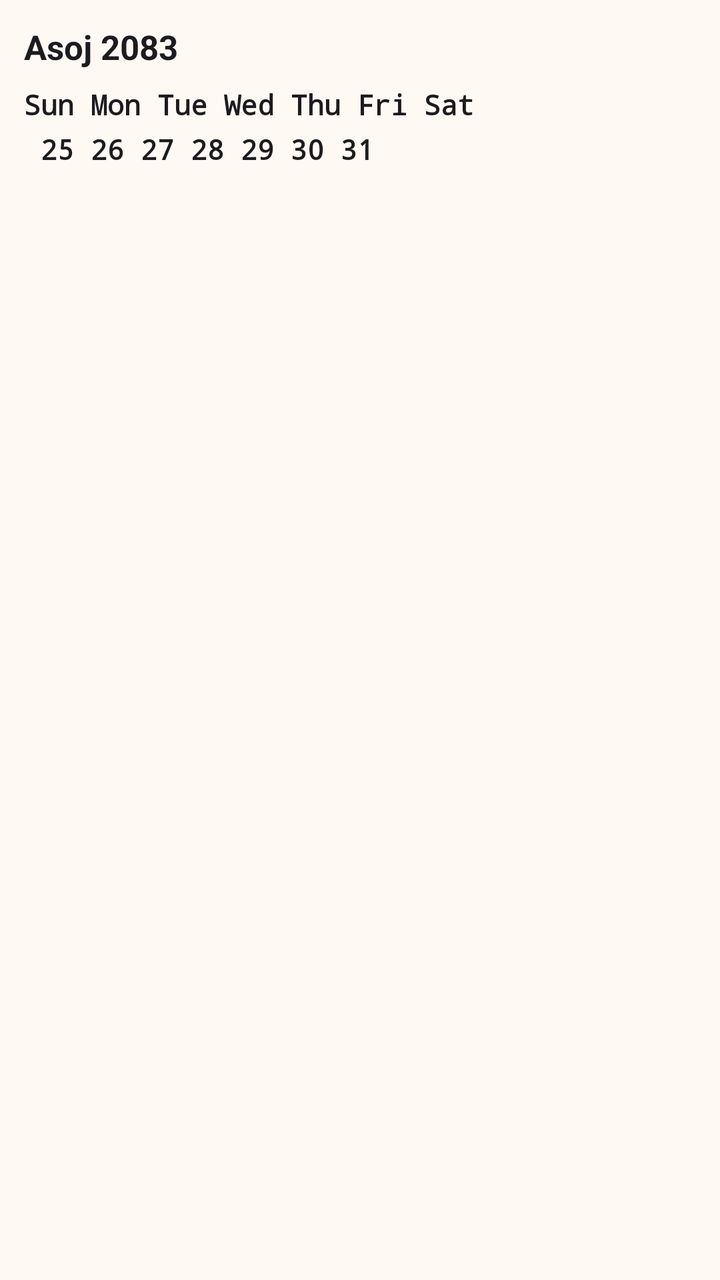
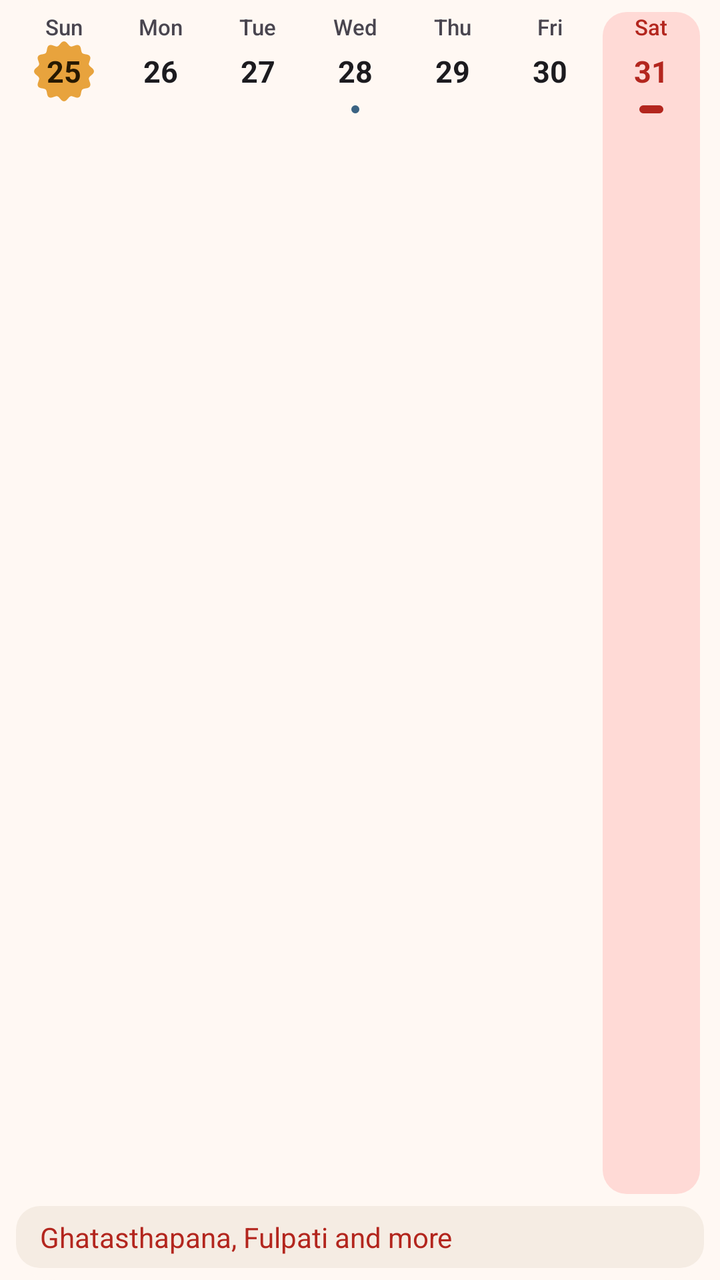

Screens rendered from an Android XML layout before and after an edit, with the pre-edit source and the edit as a unified diff.
<!-- AndroidManifest.xml: application theme Theme.Nepdate -->
<!-- res/layout/widget_preview_week.xml -->
<?xml version="1.0" encoding="utf-8"?>
<LinearLayout xmlns:android="http://schemas.android.com/apk/res/android"
    xmlns:tools="http://schemas.android.com/tools"
    android:layout_width="match_parent"
    android:layout_height="match_parent"
    android:background="@drawable/widget_shape_28"
    android:backgroundTint="@color/nepdate_background"
    android:orientation="vertical"
    android:padding="12dp"
    tools:ignore="Overdraw,HardcodedText">

    <TextView
        android:layout_width="wrap_content"
        android:layout_height="wrap_content"
        android:text="@string/widget_preview_month"
        android:textColor="@color/widget_preview_text"
        android:textSize="17sp"
        android:textStyle="bold" />

    <TextView
        android:layout_width="wrap_content"
        android:layout_height="wrap_content"
        android:layout_marginTop="8dp"
        android:fontFamily="monospace"
        android:lineSpacingExtra="6dp"
        android:text="@string/widget3_preview_week"
        android:textColor="@color/widget_preview_text"
        android:textSize="14sp"
        android:textStyle="bold" />
</LinearLayout>
<!-- resources referenced by this layout -->
<resources>
  <string name="widget3_preview_week">Sun  Mon  Tue  Wed  Thu  Fri  Sat\n 25   26   27   28   29   30   31</string>
  <string name="widget_preview_month">Asoj 2083</string>
  <!-- unchanged entries left out for length: 4 -->
</resources>

<!-- the commit's change to res/layout/widget_preview_week.xml (unified diff, before → after) -->
@@ -6,25 +6,268 @@
     android:background="@drawable/widget_shape_28"
     android:backgroundTint="@color/nepdate_background"
     android:orientation="vertical"
-    android:padding="12dp"
-    tools:ignore="Overdraw,HardcodedText">
+    android:paddingHorizontal="8dp"
+    android:paddingVertical="6dp"
+    tools:ignore="Overdraw,UnusedAttribute,NestedWeights">
+
+    <LinearLayout
+        android:layout_width="match_parent"
+        android:layout_height="0dp"
+        android:layout_weight="1"
+        android:baselineAligned="false"
+        android:orientation="horizontal">
+
+        <LinearLayout
+            android:layout_width="0dp"
+            android:layout_height="match_parent"
+            android:layout_weight="1"
+            android:gravity="center_horizontal"
+            android:orientation="vertical">
+
+            <TextView
+                android:layout_width="wrap_content"
+                android:layout_height="wrap_content"
+                android:text="@string/widget3_preview_week_sun"
+                android:textColor="@color/widget_preview_soft"
+                android:textFontWeight="500"
+                android:textSize="11sp" />
+
+            <FrameLayout
+                android:layout_width="30dp"
+                android:layout_height="30dp"
+                android:background="@drawable/widget_sunny">
+
+                <TextView
+                    android:layout_width="wrap_content"
+                    android:layout_height="wrap_content"
+                    android:layout_gravity="center"
+                    android:text="@string/widget3_preview_day"
+                    android:textColor="@color/widget_preview_on_today"
+                    android:textFontWeight="700"
+                    android:textSize="15sp" />
+            </FrameLayout>
+
+            
+        </LinearLayout>
+
+        <LinearLayout
+            android:layout_width="0dp"
+            android:layout_height="match_parent"
+            android:layout_weight="1"
+            android:gravity="center_horizontal"
+            android:orientation="vertical">
+
+            <TextView
+                android:layout_width="wrap_content"
+                android:layout_height="wrap_content"
+                android:text="@string/widget3_preview_week_mon"
+                android:textColor="@color/widget_preview_soft"
+                android:textFontWeight="500"
+                android:textSize="11sp" />
+
+            <FrameLayout
+                android:layout_width="30dp"
+                android:layout_height="30dp">
+
+                <TextView
+                    android:layout_width="wrap_content"
+                    android:layout_height="wrap_content"
+                    android:layout_gravity="center"
+                    android:text="@string/widget3_preview_day_26"
+                    android:textColor="@color/widget_preview_text"
+                    android:textFontWeight="700"
+                    android:textSize="15sp" />
+            </FrameLayout>
+
+            
+        </LinearLayout>
+
+        <LinearLayout
+            android:layout_width="0dp"
+            android:layout_height="match_parent"
+            android:layout_weight="1"
+            android:gravity="center_horizontal"
+            android:orientation="vertical">
+
+            <TextView
+                android:layout_width="wrap_content"
+                android:layout_height="wrap_content"
+                android:text="@string/widget3_preview_week_tue"
+                android:textColor="@color/widget_preview_soft"
+                android:textFontWeight="500"
+                android:textSize="11sp" />
+
+            <FrameLayout
+                android:layout_width="30dp"
+                android:layout_height="30dp">
+
+                <TextView
+                    android:layout_width="wrap_content"
+                    android:layout_height="wrap_content"
+                    android:layout_gravity="center"
+                    android:text="@string/widget3_preview_day_27"
+                    android:textColor="@color/widget_preview_text"
+                    android:textFontWeight="700"
+                    android:textSize="15sp" />
+            </FrameLayout>
+
+            
+        </LinearLayout>
+
+        <LinearLayout
+            android:layout_width="0dp"
+            android:layout_height="match_parent"
+            android:layout_weight="1"
+            android:gravity="center_horizontal"
+            android:orientation="vertical">
+
+            <TextView
+                android:layout_width="wrap_content"
+                android:layout_height="wrap_content"
+                android:text="@string/widget3_preview_week_wed"
+                android:textColor="@color/widget_preview_soft"
+                android:textFontWeight="500"
+                android:textSize="11sp" />
+
+            <FrameLayout
+                android:layout_width="30dp"
+                android:layout_height="30dp">
+
+                <TextView
+                    android:layout_width="wrap_content"
+                    android:layout_height="wrap_content"
+                    android:layout_gravity="center"
+                    android:text="@string/widget3_preview_day_28"
+                    android:textColor="@color/widget_preview_text"
+                    android:textFontWeight="700"
+                    android:textSize="15sp" />
+            </FrameLayout>
+
+            <FrameLayout
+                android:layout_width="4dp"
+                android:layout_height="4dp"
+                android:layout_marginTop="2dp"
+                android:background="@drawable/widget_shape_pill"
+                android:backgroundTint="@color/widget_preview_event" />
+        </LinearLayout>
+
+        <LinearLayout
+            android:layout_width="0dp"
+            android:layout_height="match_parent"
+            android:layout_weight="1"
+            android:gravity="center_horizontal"
+            android:orientation="vertical">
+
+            <TextView
+                android:layout_width="wrap_content"
+                android:layout_height="wrap_content"
+                android:text="@string/widget3_preview_week_thu"
+                android:textColor="@color/widget_preview_soft"
+                android:textFontWeight="500"
+                android:textSize="11sp" />
+
+            <FrameLayout
+                android:layout_width="30dp"
+                android:layout_height="30dp">
+
+                <TextView
+                    android:layout_width="wrap_content"
+                    android:layout_height="wrap_content"
+                    android:layout_gravity="center"
+                    android:text="@string/widget3_preview_day_29"
+                    android:textColor="@color/widget_preview_text"
+                    android:textFontWeight="700"
+                    android:textSize="15sp" />
+            </FrameLayout>
+
+            
+        </LinearLayout>
+
+        <LinearLayout
+            android:layout_width="0dp"
+            android:layout_height="match_parent"
+            android:layout_weight="1"
+            android:gravity="center_horizontal"
+            android:orientation="vertical">
+
+            <TextView
+                android:layout_width="wrap_content"
+                android:layout_height="wrap_content"
+                android:text="@string/widget3_preview_week_fri"
+                android:textColor="@color/widget_preview_soft"
+                android:textFontWeight="500"
+                android:textSize="11sp" />
+
+            <FrameLayout
+                android:layout_width="30dp"
+                android:layout_height="30dp">
+
+                <TextView
+                    android:layout_width="wrap_content"
+                    android:layout_height="wrap_content"
+                    android:layout_gravity="center"
+                    android:text="@string/widget3_preview_day_30"
+                    android:textColor="@color/widget_preview_text"
+                    android:textFontWeight="700"
+                    android:textSize="15sp" />
+            </FrameLayout>
+
+            
+        </LinearLayout>
+
+        <LinearLayout
+            android:layout_width="0dp"
+            android:layout_height="match_parent"
+            android:layout_marginHorizontal="2dp"
+            android:layout_weight="1"
+            android:background="@drawable/widget_shape_12"
+            android:backgroundTint="@color/widget_preview_holiday_container"
+            android:gravity="center_horizontal"
+            android:orientation="vertical">
+
+            <TextView
+                android:layout_width="wrap_content"
+                android:layout_height="wrap_content"
+                android:text="@string/widget3_preview_week_sat"
+                android:textColor="@color/widget_preview_holiday"
+                android:textFontWeight="500"
+                android:textSize="11sp" />
+
+            <FrameLayout
+                android:layout_width="30dp"
+                android:layout_height="30dp">
+
+                <TextView
+                    android:layout_width="wrap_content"
+                    android:layout_height="wrap_content"
+                    android:layout_gravity="center"
+                    android:text="@string/widget3_preview_day_31"
+                    android:textColor="@color/widget_preview_holiday"
+                    android:textFontWeight="700"
+                    android:textSize="15sp" />
+            </FrameLayout>
+
+            <FrameLayout
+                android:layout_width="12dp"
+                android:layout_height="4dp"
+                android:layout_marginTop="2dp"
+                android:background="@drawable/widget_shape_pill"
+                android:backgroundTint="@color/widget_preview_holiday" />
+        </LinearLayout>
+    </LinearLayout>
 
     <TextView
-        android:layout_width="wrap_content"
+        android:layout_width="match_parent"
         android:layout_height="wrap_content"
-        android:text="@string/widget_preview_month"
-        android:textColor="@color/widget_preview_text"
-        android:textSize="17sp"
-        android:textStyle="bold" />
-
-    <TextView
-        android:layout_width="wrap_content"
-        android:layout_height="wrap_content"
-        android:layout_marginTop="8dp"
-        android:fontFamily="monospace"
-        android:lineSpacingExtra="6dp"
-        android:text="@string/widget3_preview_week"
-        android:textColor="@color/widget_preview_text"
-        android:textSize="14sp"
-        android:textStyle="bold" />
+        android:layout_marginTop="6dp"
+        android:background="@drawable/widget_shape_12"
+        android:backgroundTint="@color/widget_preview_surface"
+        android:ellipsize="end"
+        android:maxLines="1"
+        android:paddingHorizontal="12dp"
+        android:paddingVertical="6dp"
+        android:text="@string/widget3_preview_agenda"
+        android:textColor="@color/widget_preview_holiday"
+        android:textFontWeight="400"
+        android:textSize="14sp" />
 </LinearLayout>
<!-- resource entries referenced after the edit -->
@@ -1,7 +1,57 @@
 <!-- resources referenced by this layout -->
 <resources>
-  <string name="widget3_preview_week">Sun  Mon  Tue  Wed  Thu  Fri  Sat\n 25   26   27   28   29   30   31</string>
-  <string name="widget_preview_month">Asoj 2083</string>
+  <color name="widget_preview_event">#3B6383</color>
+  <color name="widget_preview_holiday">#B3261E</color>
+  <color name="widget_preview_holiday_container">#FFDAD6</color>
+  <color name="widget_preview_on_today">#271900</color>
+  <color name="widget_preview_soft">#49454F</color>
+  <color name="widget_preview_surface">#F5ECE3</color>
+  <!-- drawable widget_shape_12 (drawable) -->
+  <?xml version="1.0" encoding="utf-8"?>
+  <shape xmlns:android="http://schemas.android.com/apk/res/android" android:shape="rectangle">
+      <solid android:color="#FFFFFFFF" />
+      <corners
+          android:bottomLeftRadius="12dp"
+          android:bottomRightRadius="12dp"
+          android:topLeftRadius="12dp"
+          android:topRightRadius="12dp" />
+  </shape>
+  <!-- drawable widget_shape_pill (drawable) -->
+  <?xml version="1.0" encoding="utf-8"?>
+  <shape xmlns:android="http://schemas.android.com/apk/res/android" android:shape="rectangle">
+      <solid android:color="#FFFFFFFF" />
+      <corners
+          android:bottomLeftRadius="100dp"
+          android:bottomRightRadius="100dp"
+          android:topLeftRadius="100dp"
+          android:topRightRadius="100dp" />
+  </shape>
+  <!-- drawable widget_sunny (drawable) -->
+  <?xml version="1.0" encoding="utf-8"?>
+  <vector xmlns:android="http://schemas.android.com/apk/res/android"
+      android:width="100dp"
+      android:height="100dp"
+      android:viewportWidth="100"
+      android:viewportHeight="100">
+      <path
+          android:fillColor="#FFE8A33D"
+          android:pathData="M100.00,50.00L99.48,52.16L98.07,54.21L96.10,56.07L94.07,57.77L92.44,59.41L91.53,61.13L91.46,63.07L92.05,65.31L92.96,67.79L93.73,70.39L93.93,72.87L93.30,75.00L91.77,76.61L89.52,77.68L86.89,78.31L84.28,78.76L82.05,79.37L80.41,80.41L79.37,82.05L78.76,84.28L78.31,86.89L77.68,89.52L76.61,91.77L75.00,93.30L72.87,93.93L70.39,93.73L67.79,92.96L65.31,92.05L63.07,91.46L61.13,91.53L59.41,92.44L57.77,94.07L56.07,96.10L54.21,98.07L52.16,99.48L50.00,100.00L47.84,99.48L45.79,98.07L43.93,96.10L42.23,94.07L40.59,92.44L38.87,91.53L36.93,91.46L34.69,92.05L32.21,92.96L29.61,93.73L27.13,93.93L25.00,93.30L23.39,91.77L22.32,89.52L21.69,86.89L21.24,84.28L20.63,82.05L19.59,80.41L17.95,79.37L15.72,78.76L13.11,78.31L10.48,77.68L8.23,76.61L6.70,75.00L6.07,72.87L6.27,70.39L7.04,67.79L7.95,65.31L8.54,63.07L8.47,61.13L7.56,59.41L5.93,57.77L3.90,56.07L1.93,54.21L0.52,52.16L0.00,50.00L0.52,47.84L1.93,45.79L3.90,43.93L5.93,42.23L7.56,40.59L8.47,38.87L8.54,36.93L7.95,34.69L7.04,32.21L6.27,29.61L6.07,27.13L6.70,25.00L8.23,23.39L10.48,22.32L13.11,21.69L15.72,21.24L17.95,20.63L19.59,19.59L20.63,17.95L21.24,15.72L21.69,13.11L22.32,10.48L23.39,8.23L25.00,6.70L27.13,6.07L29.61,6.27L32.21,7.04L34.69,7.95L36.93,8.54L38.87,8.47L40.59,7.56L42.23,5.93L43.93,3.90L45.79,1.93L47.84,0.52L50.00,0.00L52.16,0.52L54.21,1.93L56.07,3.90L57.77,5.93L59.41,7.56L61.13,8.47L63.07,8.54L65.31,7.95L67.79,7.04L70.39,6.27L72.87,6.07L75.00,6.70L76.61,8.23L77.68,10.48L78.31,13.11L78.76,15.72L79.37,17.95L80.41,19.59L82.05,20.63L84.28,21.24L86.89,21.69L89.52,22.32L91.77,23.39L93.30,25.00L93.93,27.13L93.73,29.61L92.96,32.21L92.05,34.69L91.46,36.93L91.53,38.87L92.44,40.59L94.07,42.23L96.10,43.93L98.07,45.79L99.48,47.84Z" />
+  </vector>
+  <string name="widget3_preview_agenda">Ghatasthapana, Fulpati and more</string>
+  <string name="widget3_preview_day">25</string>
+  <string name="widget3_preview_day_26">26</string>
+  <string name="widget3_preview_day_27">27</string>
+  <string name="widget3_preview_day_28">28</string>
+  <string name="widget3_preview_day_29">29</string>
+  <string name="widget3_preview_day_30">30</string>
+  <string name="widget3_preview_day_31">31</string>
+  <string name="widget3_preview_week_fri">Fri</string>
+  <string name="widget3_preview_week_mon">Mon</string>
+  <string name="widget3_preview_week_sat">Sat</string>
+  <string name="widget3_preview_week_sun">Sun</string>
+  <string name="widget3_preview_week_thu">Thu</string>
+  <string name="widget3_preview_week_tue">Tue</string>
+  <string name="widget3_preview_week_wed">Wed</string>
   <!-- unchanged entries left out for length: 4 -->
 </resources>
 
